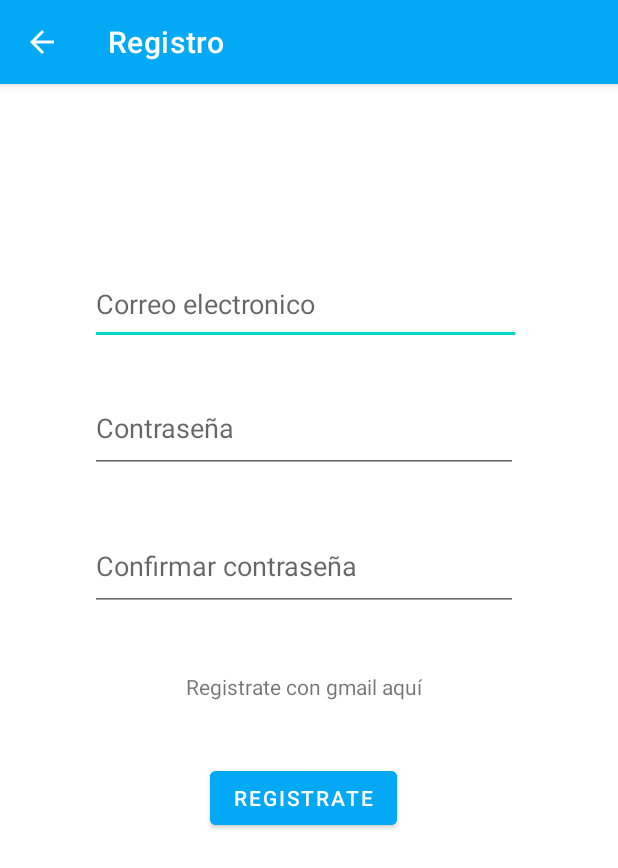
After one commit to NeroCc1/DM-Agend, an Android app: the PantallaRegistro screen opened directly, with no data from a screen before it, on a phone screen of 412 x 824 dp. The commit adds this screen. Shown: the top 868 px of the screen. Run offline under Robolectric (Android 15) with nearby library versions, the phone set to English and light mode, and no system bars.

Commit message:
Creación del login y registro.

```diff
--- a/app/build.gradle
+++ b/app/build.gradle
@@ -33,6 +33,7 @@ dependencies {
     implementation 'androidx.appcompat:appcompat:1.6.1'
     implementation 'com.google.android.material:material:1.9.0'
     implementation 'androidx.constraintlayout:constraintlayout:2.1.4'
+    implementation "androidx.cardview:cardview:1.0.0"
     testImplementation 'junit:junit:4.13.2'
     androidTestImplementation 'androidx.test.ext:junit:1.1.5'
     androidTestImplementation 'androidx.test.espresso:espresso-core:3.5.1'
--- /dev/null
+++ b/app/src/main/java/com/example/dm_agenda/PantallaRegistro.java
@@ -0,0 +1,84 @@
+package com.example.dm_agenda;
+
+import androidx.annotation.NonNull;
+import androidx.appcompat.app.ActionBar;
+import androidx.appcompat.app.AppCompatActivity;
+
+import android.content.Intent;
+import android.content.SharedPreferences;
+import android.graphics.drawable.ColorDrawable;
+import android.os.Bundle;
+import android.text.TextUtils;
+import android.view.MenuItem;
+import android.view.View;
+import android.widget.Button;
+import android.widget.EditText;
+import android.widget.Toast;
+
+public class PantallaRegistro extends AppCompatActivity {
+
+    EditText regEmail;
+    EditText regPass;
+    EditText regPassCon;
+    Button btnRegister;
+    private SharedPreferences sharedPreferences;
+
+
+    @Override
+    protected void onCreate(Bundle savedInstanceState) {
+        super.onCreate(savedInstanceState);
+        setContentView(R.layout.activity_pantalla_registro);
+
+        regEmail = findViewById(R.id.registerEmail);
+        regPass = findViewById(R.id.registerPass);
+        regPassCon = findViewById(R.id.registerPassConfirm);
+        btnRegister = findViewById(R.id.btnRegister);
+
+        getSupportActionBar().setDisplayHomeAsUpEnabled(true);
+        ActionBar actionBar = getSupportActionBar();
+        if (actionBar != null) {
+            actionBar.setBackgroundDrawable(new ColorDrawable(getResources().getColor(R.color.blue)));
+        }
+
+
+        sharedPreferences = getSharedPreferences("MyPrefs", MODE_PRIVATE);
+
+        btnRegister.setOnClickListener(new View.OnClickListener() {
+            @Override
+            public void onClick(View v) {
+                String email = regEmail.getText().toString().trim();
+                String pass = regPass.getText().toString().trim();
+                String conPass = regPassCon.getText().toString().trim();
+
+                if (TextUtils.isEmpty(email) || TextUtils.isEmpty(pass) || TextUtils.isEmpty(conPass)) {
+                    Toast.makeText(PantallaRegistro.this, "Rellene toda la información", Toast.LENGTH_SHORT).show();
+                } else if (!pass.equals(conPass)) {
+                    Toast.makeText(PantallaRegistro.this, "Las contraseñas no coinciden", Toast.LENGTH_SHORT).show();
+                } else {
+
+                    SharedPreferences.Editor editor = sharedPreferences.edit();
+                    editor.putString("email", email);
+                    editor.putString("pass", pass);
+                    editor.apply();
+
+                    Toast.makeText(PantallaRegistro.this, "Registro exitoso.", Toast.LENGTH_SHORT).show();
+                    finish();
+                }
+            }
+        });
+
+
+    }
+
+    //Método que permite qué, al seleccionar regresar al menu nos regrese al home.
+    @Override
+    public boolean onOptionsItemSelected(@NonNull MenuItem item) {
+        switch (item.getItemId()){
+            case android.R.id.home:
+                finish();
+                return true;
+        }
+        return super.onOptionsItemSelected(item);
+    }
+
+}
--- /dev/null
+++ b/app/src/main/res/layout/activity_pantalla_registro.xml
@@ -0,0 +1,67 @@
+<?xml version="1.0" encoding="utf-8"?>
+<androidx.constraintlayout.widget.ConstraintLayout xmlns:android="http://schemas.android.com/apk/res/android"
+    xmlns:app="http://schemas.android.com/apk/res-auto"
+    xmlns:tools="http://schemas.android.com/tools"
+    android:layout_width="match_parent"
+    android:layout_height="match_parent"
+    android:backgroundTint="#03A9F4"
+    tools:context=".PantallaRegistro">
+
+    <EditText
+        android:id="@+id/registerEmail"
+        android:layout_width="287dp"
+        android:layout_height="54dp"
+        android:layout_marginStart="60dp"
+        android:layout_marginTop="120dp"
+        android:ems="10"
+        android:hint="Correo electronico"
+        android:inputType="textPersonName"
+        app:layout_constraintStart_toStartOf="parent"
+        app:layout_constraintTop_toTopOf="parent" />
+
+    <TextView
+        android:id="@+id/textView2"
+        android:layout_width="wrap_content"
+        android:layout_height="wrap_content"
+        android:layout_marginStart="124dp"
+        android:layout_marginTop="392dp"
+        android:text="Registrate con gmail aquí"
+        app:layout_constraintStart_toStartOf="parent"
+        app:layout_constraintTop_toTopOf="parent" />
+
+    <EditText
+        android:id="@+id/registerPass"
+        android:layout_width="285dp"
+        android:layout_height="59dp"
+        android:layout_marginStart="60dp"
+        android:layout_marginTop="200dp"
+        android:ems="10"
+        android:hint="Contraseña"
+        android:inputType="textPassword"
+        app:layout_constraintStart_toStartOf="parent"
+        app:layout_constraintTop_toTopOf="parent" />
+
+    <EditText
+        android:id="@+id/registerPassConfirm"
+        android:layout_width="285dp"
+        android:layout_height="59dp"
+        android:layout_marginStart="60dp"
+        android:layout_marginTop="292dp"
+        android:ems="10"
+        android:hint="Confirmar contraseña"
+        android:inputType="textPassword"
+        app:layout_constraintStart_toStartOf="parent"
+        app:layout_constraintTop_toTopOf="parent" />
+
+    <Button
+        android:id="@+id/btnRegister"
+        android:layout_width="wrap_content"
+        android:layout_height="wrap_content"
+        android:layout_marginStart="140dp"
+        android:layout_marginTop="452dp"
+        android:backgroundTint="#03A9F4"
+        android:text="Registrate"
+        app:layout_constraintStart_toStartOf="parent"
+        app:layout_constraintTop_toTopOf="parent" />
+
+</androidx.constraintlayout.widget.ConstraintLayout>
--- a/app/src/main/res/values/colors.xml
+++ b/app/src/main/res/values/colors.xml
@@ -7,4 +7,5 @@
     <color name="teal_700">#FF018786</color>
     <color name="black">#FF000000</color>
     <color name="white">#FFFFFFFF</color>
+    <color name="blue">#03A9F4</color>
 </resources>
```
Also changed, not shown: app/src/main/AndroidManifest.xml (+7 -0 lines), app/src/main/java/com/example/dm_agenda/LogSucess.java (added, +27 -0 lines), app/src/main/java/com/example/dm_agenda/MainActivity.java (+55 -0 lines), app/src/main/res/layout/activity_log_sucess.xml (added, +18 -0 lines), app/src/main/res/layout/activity_main.xml (+71 -8 lines).
